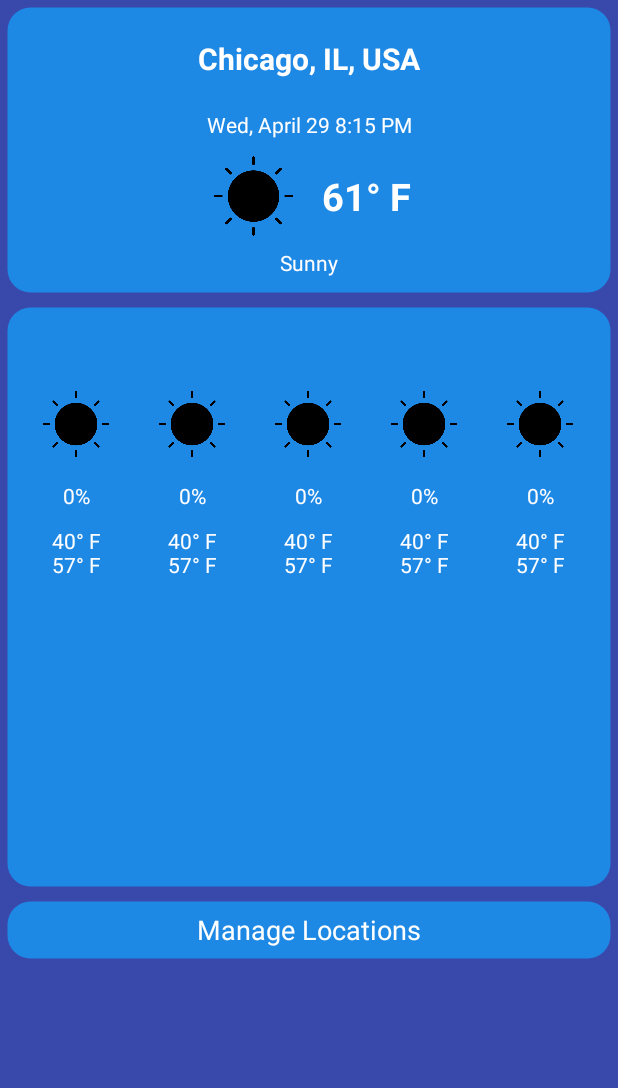
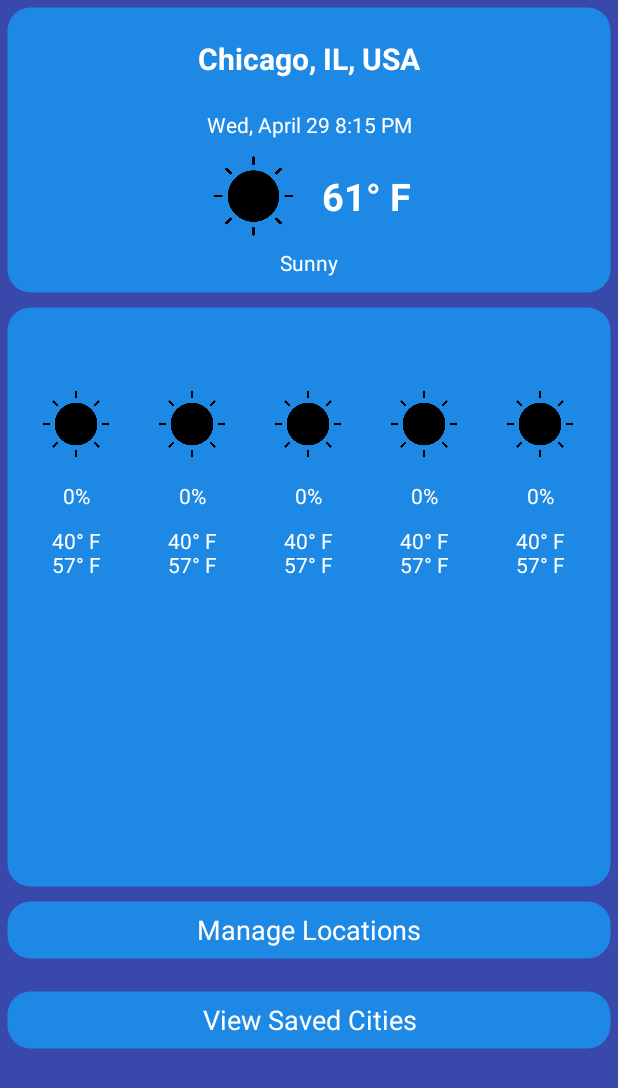
Before and after one commit to Ty-Haruki/Weather-App, an Android app: the layout activity_main.xml on its own in the app's theme, with its tools: preview values and no code run, on a phone screen of 412 x 824 dp. Shown: the top 1088 px of the screen. Run offline under Robolectric (Android 15) with nearby library versions, the phone set to English and light mode, and no system bars.

Commit message:
fixed RecyclerView

```diff
--- a/app/src/main/AndroidManifest.xml
+++ b/app/src/main/AndroidManifest.xml
@@ -18,6 +18,7 @@
         </activity>
         <activity android:name=".LocationDetails"/>
         <activity android:name=".LocationSearch"/>
+        <activity android:name=".SavedCities"/>
         <receiver android:name="WeatherWidgetProvider" >
             <intent-filter>
                 <action android:name="android.appwidget.action.APPWIDGET_UPDATE" />
--- a/app/src/main/assets/cities.txt
+++ b/app/src/main/assets/cities.txt
@@ -1 +1,2 @@
-4859268
+4613868
+4613868
--- a/app/src/main/java/edu/apsu/weatherapp/CityInfo.java
+++ b/app/src/main/java/edu/apsu/weatherapp/CityInfo.java
@@ -25,6 +25,8 @@ public class CityInfo extends AsyncTask<Void, Void, ArrayList<String>> {
     private URL url;
     private String api_key;
 
+    public int city_id;
+
     // Info
     public String name, country;
 
@@ -42,6 +44,7 @@ public class CityInfo extends AsyncTask<Void, Void, ArrayList<String>> {
     public int[] wind_direction;
 
     public CityInfo(int city_id, Context context) {
+        this.city_id = city_id;
         api_key = context.getResources().getString(R.string.api_key);
         Uri.Builder builder = Uri.parse("https://api.openweathermap.org/data/2.5/forecast?").buildUpon();
         builder.appendQueryParameter("id", String.valueOf(city_id));
--- a/app/src/main/res/layout/activity_main.xml
+++ b/app/src/main/res/layout/activity_main.xml
@@ -326,4 +326,20 @@
         app:layout_constraintHorizontal_bias="0.0"
         app:layout_constraintStart_toStartOf="parent" />
 
+    <Button
+        android:id="@+id/lookUpCities"
+        style="@android:style/Widget.Holo.Button"
+        android:layout_width="0dp"
+        android:layout_height="wrap_content"
+        android:layout_marginBottom="120dp"
+        android:background="@drawable/rounded_corners_blue"
+        android:elevation="5dp"
+        android:text="View Saved Cities"
+        android:textColor="#FFFFFF"
+        android:textColorHighlight="#FFFFFF"
+        app:layout_constraintBottom_toBottomOf="parent"
+        app:layout_constraintEnd_toEndOf="parent"
+        app:layout_constraintHorizontal_bias="1.0"
+        app:layout_constraintStart_toStartOf="parent" />
+
 </androidx.constraintlayout.widget.ConstraintLayout>
```
Also changed, not shown: app/src/main/java/edu/apsu/weatherapp/MainActivity.java (+8 -0 lines), app/src/main/java/edu/apsu/weatherapp/SavedCities.java (+69 -40 lines).
